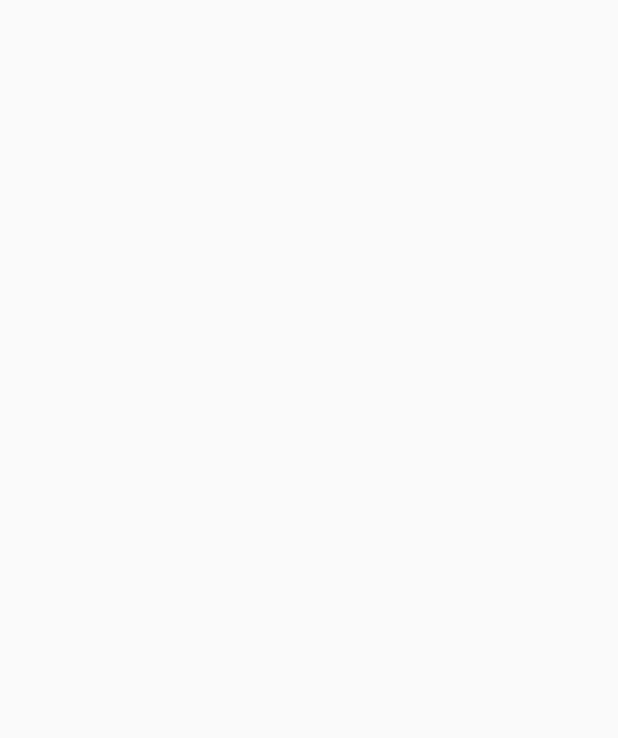
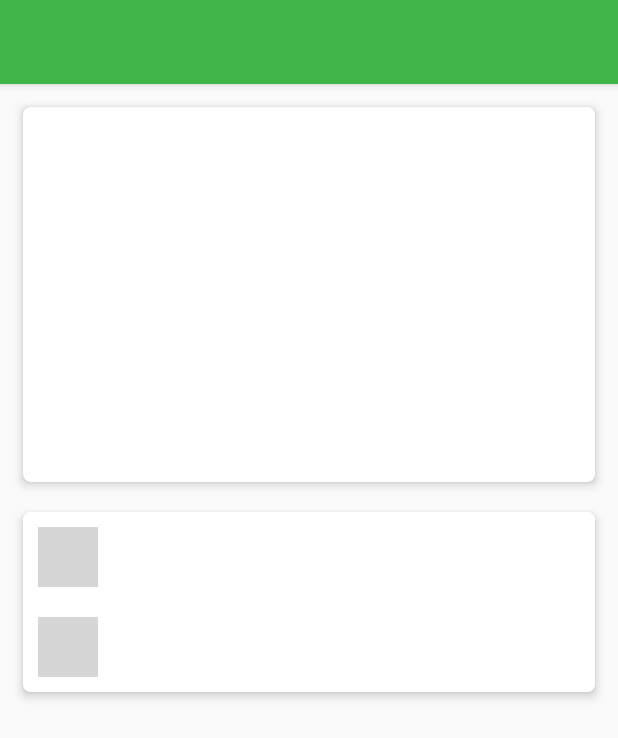
Before and after one commit to AnithiyaTw/CapstoneProject_PB, an Android app: the DetailWisata screen opened directly, with no data from a screen before it, on a phone screen of 412 x 824 dp. Before the commit the part shown is empty. Shown: the top 738 px of the screen. Run offline under Robolectric (Android 15) with nearby library versions, the phone set to English and light mode, and no system bars; grey boxes are pictures that could not be loaded.

Commit message:
Detail Wisata

```diff
--- a/app/src/main/AndroidManifest.xml
+++ b/app/src/main/AndroidManifest.xml
@@ -14,6 +14,9 @@
         android:supportsRtl="true"
         android:theme="@style/AppTheme">
         <activity
+            android:name=".ModelWisata"
+            android:exported="true" />
+        <activity
             android:name=".DetailWisata"
             android:exported="true" />
         <activity
@@ -27,7 +30,7 @@
         </activity>
         <activity
             android:name=".MainActivity"
-            android:exported="true"></activity>
+            android:exported="true" />
     </application>
 
 </manifest>
--- a/app/src/main/java/com/example/capstoneproject_pb/DetailWisata.java
+++ b/app/src/main/java/com/example/capstoneproject_pb/DetailWisata.java
@@ -11,4 +11,10 @@ public class DetailWisata extends AppCompatActivity {
         super.onCreate(savedInstanceState);
         setContentView(R.layout.activity_detail_wisata);
     }
+
+    private void getDetailWisata(){
+
+    }
+
+
 }
--- a/app/src/main/res/layout/activity_detail_wisata.xml
+++ b/app/src/main/res/layout/activity_detail_wisata.xml
@@ -1,9 +1,137 @@
 <?xml version="1.0" encoding="utf-8"?>
-<androidx.constraintlayout.widget.ConstraintLayout xmlns:android="http://schemas.android.com/apk/res/android"
+<androidx.coordinatorlayout.widget.CoordinatorLayout xmlns:android="http://schemas.android.com/apk/res/android"
     xmlns:app="http://schemas.android.com/apk/res-auto"
     xmlns:tools="http://schemas.android.com/tools"
     android:layout_width="match_parent"
     android:layout_height="match_parent"
-    tools:context=".DetailWisata">
+    android:fitsSystemWindows="true">
 
-</androidx.constraintlayout.widget.ConstraintLayout>
+    <com.google.android.material.appbar.AppBarLayout
+        android:layout_width="match_parent"
+        android:layout_height="wrap_content"
+        android:theme="@style/AppTheme.AppBarOverlay">
+
+        <androidx.appcompat.widget.Toolbar
+            android:id="@+id/tbDetailWisata"
+            android:layout_width="match_parent"
+            android:layout_height="?actionBarSize"
+            android:background="@color/colorPrimary"
+            android:theme="@style/AppTheme.AppBarOverlay"
+            app:popupTheme="@style/AppTheme.PopupOverlay"
+            app:titleTextAppearance="@style/Toolbar.TitleText" />
+
+    </com.google.android.material.appbar.AppBarLayout>
+
+    <androidx.core.widget.NestedScrollView
+        android:layout_width="match_parent"
+        android:layout_height="match_parent"
+        app:layout_behavior="@string/appbar_scrolling_view_behavior">
+
+        <LinearLayout
+            android:layout_width="match_parent"
+            android:layout_height="match_parent"
+            android:orientation="vertical"
+            android:padding="5dp">
+
+            <androidx.cardview.widget.CardView
+                android:layout_width="match_parent"
+                android:layout_height="250dp"
+                android:layout_margin="10dp"
+                app:cardCornerRadius="5dp"
+                app:cardElevation="4dp">
+
+                <LinearLayout
+                    android:layout_width="match_parent"
+                    android:layout_height="wrap_content">
+
+                    <ImageView
+                        android:id="@+id/imgWisata"
+                        android:layout_width="match_parent"
+                        android:layout_height="250dp"
+                        android:scaleType="fitXY" />
+
+                </LinearLayout>
+
+            </androidx.cardview.widget.CardView>
+
+            <androidx.cardview.widget.CardView
+                android:layout_width="match_parent"
+                android:layout_height="wrap_content"
+                android:layout_margin="10dp"
+                app:cardCornerRadius="5dp"
+                app:cardElevation="4dp">
+
+                <LinearLayout
+                    android:layout_width="match_parent"
+                    android:layout_height="wrap_content"
+                    android:background="@android:color/white"
+                    android:orientation="vertical">
+
+                    <LinearLayout
+                        android:layout_width="match_parent"
+                        android:layout_height="wrap_content"
+                        android:orientation="vertical">
+
+                        <RelativeLayout
+                            android:layout_width="wrap_content"
+                            android:layout_height="wrap_content"
+                            android:layout_margin="10dp">
+
+                            <ImageView
+                                android:id="@+id/ivNamaWisata"
+                                android:layout_width="40dp"
+                                android:layout_height="40dp"
+                                android:layout_alignParentStart="true"
+                                android:background="@drawable/bg_circle_radius_primary"
+                                android:padding="10dp"
+                                android:src="@drawable/ic_dtl_wisata"
+                                app:tint="@android:color/white" />
+
+                            <TextView
+                                android:id="@+id/tvNamaWisata"
+                                android:layout_width="wrap_content"
+                                android:layout_height="wrap_content"
+                                android:layout_centerInParent="true"
+                                android:layout_marginStart="20dp"
+                                android:layout_toEndOf="@+id/ivNamaWisata"
+                                android:textSize="14sp" />
+
+                        </RelativeLayout>
+
+                        <RelativeLayout
+                            android:layout_width="wrap_content"
+                            android:layout_height="wrap_content"
+                            android:layout_margin="10dp">
+
+                            <ImageView
+                                android:id="@+id/ivDescWisata"
+                                android:layout_width="40dp"
+                                android:layout_height="40dp"
+                                android:layout_alignParentStart="true"
+                                android:background="@drawable/bg_circle_radius_primary"
+                                android:padding="10dp"
+                                android:src="@drawable/ic_dtl_desc"
+                                app:tint="@android:color/white" />
+
+                            <TextView
+                                android:id="@+id/tvDescWisata"
+                                android:layout_width="wrap_content"
+                                android:layout_height="wrap_content"
+                                android:layout_centerInParent="true"
+                                android:layout_marginStart="20dp"
+                                android:layout_toEndOf="@+id/ivDescWisata"
+                                android:textSize="14sp" />
+
+                        </RelativeLayout>
+
+                    </LinearLayout>
+
+                </LinearLayout>
+
+            </androidx.cardview.widget.CardView>
+
+        </LinearLayout>
+
+    </androidx.core.widget.NestedScrollView>
+
+</androidx.coordinatorlayout.widget.CoordinatorLayout>
```
